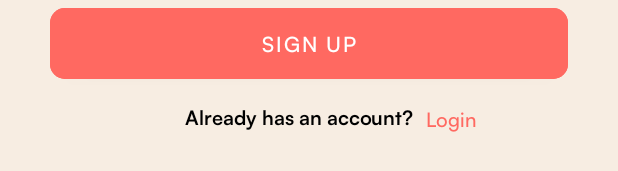
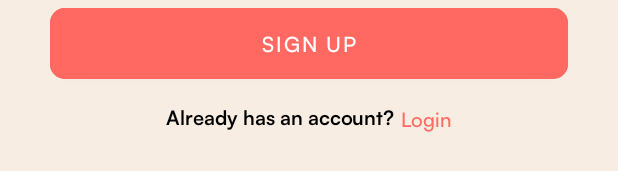
Before and after one commit to LeonAlvarezz/Rendezvous, an Android app: the layout activity_register.xml on its own in the app's theme, with its tools: preview values and no code run, on a phone screen of 412 x 824 dp. Shown: the part 852-1023 px from the top of the screen. Run offline under Robolectric (Android 15) with nearby library versions, the phone set to English and light mode, and no system bars.

Commit message:
register update 2

```diff
--- a/app/src/main/AndroidManifest.xml
+++ b/app/src/main/AndroidManifest.xml
@@ -12,7 +12,7 @@
         android:theme="@style/Theme.Rendezvous"
         tools:targetApi="31">
         <activity
-            android:name=".register"
+            android:name=".Register"
             android:exported="false" />
         <activity
             android:name=".MainActivity"
--- a/app/src/main/res/layout/activity_register.xml
+++ b/app/src/main/res/layout/activity_register.xml
@@ -154,12 +154,13 @@
         android:id="@+id/textView7"
         android:layout_width="wrap_content"
         android:layout_height="wrap_content"
-        android:layout_marginStart="120dp"
         android:layout_marginTop="10dp"
         android:fontFamily="@font/satoshibold"
         android:text=" Already has an account?"
         android:textColor="#000000"
         android:textSize="13dp"
+        app:layout_constraintEnd_toEndOf="parent"
+        app:layout_constraintHorizontal_bias="0.42"
         app:layout_constraintStart_toStartOf="parent"
         app:layout_constraintTop_toBottomOf="@+id/button2" />
 
@@ -167,7 +168,7 @@
         android:id="@+id/textView8"
         android:layout_width="wrap_content"
         android:layout_height="wrap_content"
-        android:layout_marginStart="8dp"
+        android:layout_marginStart="4dp"
         android:layout_marginTop="11dp"
         android:fontFamily="@font/satoshimedium"
         android:text="Login"
```
